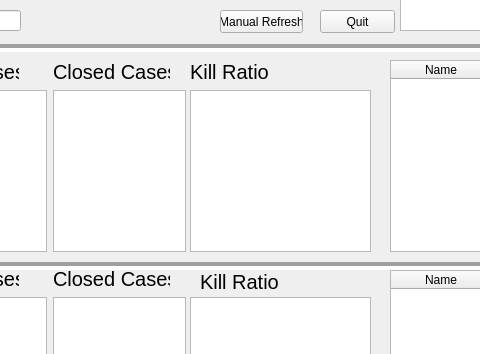
apollo1130/Dashboard1_PyQT, file app_gui.ui: the form before one commit; both pictures show x 230 to 710 and y 180 to 534 of the 861 by 687 pixel window.
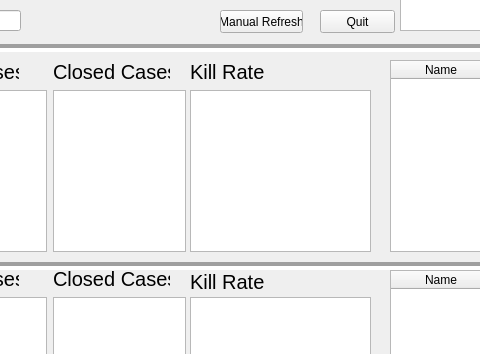
The form after the commit.

Commit message:
Kill Ratio - Kill Rate
Simple GUI name change that makes a lot more sense.

Patch:
```diff
--- a/app_gui.ui
+++ b/app_gui.ui
@@ -134,7 +134,7 @@
      <rect>
       <x>420</x>
       <y>240</y>
-      <width>79</width>
+      <width>101</width>
       <height>24</height>
      </rect>
     </property>
@@ -144,7 +144,7 @@
      </font>
     </property>
     <property name="text">
-     <string>Kill Ratio</string>
+     <string>Kill Rate</string>
     </property>
    </widget>
    <widget class="QTableWidget" name="week_table">
@@ -335,9 +335,9 @@
    <widget class="QLabel" name="daily_kill_ratio_label">
     <property name="geometry">
      <rect>
-      <x>430</x>
+      <x>420</x>
       <y>450</y>
-      <width>79</width>
+      <width>101</width>
       <height>24</height>
      </rect>
     </property>
@@ -347,7 +347,7 @@
      </font>
     </property>
     <property name="text">
-     <string>Kill Ratio</string>
+     <string>Kill Rate</string>
     </property>
    </widget>
    <widget class="QTableWidget" name="today_table">
```
The commit also changes 1 other file.
